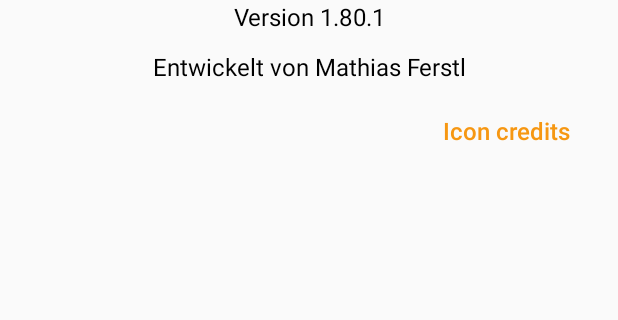
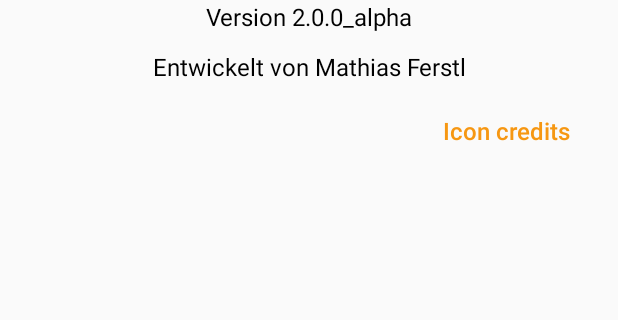
Before and after one commit to mjferstl/AppSolution, an Android app: the layout activity_about.xml on its own in the app's theme, with its tools: preview values and no code run, on a phone screen of 412 x 824 dp, the part 253-573 px from its top. Run offline under Robolectric (Android 15) with nearby library versions, the phone set to English and light mode, and no system bars.

Commit message:
changed version number

```diff
--- a/AppSolution/app/src/main/res/values/strings.xml
+++ b/AppSolution/app/src/main/res/values/strings.xml
@@ -81,7 +81,7 @@
     <string name="txt_cocktail_wasted_time_prep">Zutaten mit 3 Eiswürfeln im Shaker durchschütteln und in ein Longdrinkglas abseihen.</string>
     <string name="txt_cocktail_tequila_sunrise_prep">Tequila, Orangen- und Zitronensaft mit Eiswürfeln im Shaker gut schütteln und in ein mit Eis gefülltes Longdrinkglas abseihen. Grenadinesirup langsam darüber laufen lassen.</string>
     <string name="txt_cocktail_margarita_prep">Cocktailglas mit Salzrand versehen und vorkühlen. Zutaten in einen Shaker geben und gut schütteln. Inhalt ins Glas seihen.</string>
-    <string name="txt_cocktail_aphrodites_kiss_prep">Alle Zutaten mit 3-4 Eiswürfeln shaken. Grenadinesirup darüber gießen.</string>
+    <string name="txt_cocktail_aphrodites_kiss_prep">Alle Zutaten mit 3&#8211;4 Eiswürfeln shaken. Grenadinesirup darüber gießen.</string>
     <string name="txt_cocktail_black_russian_prep">In einen kleinen Tumbler mit Eiswürfeln erst Kahlúa und dann Wodka geben.</string>
     <string name="txt_cocktail_bloody_mary_prep">Alle Zutaten mit einigen Eiswürfeln im Shaker kräftig mixen. In ein Longdrinkglas oder Tumbler mit einigen Eiswürfeln abseihen.</string>
     <string name="txt_cocktail_harvey_wallbanger_prep">Wodka und Orangensaft in ein Longdrinkglas mit viel Eis geben. Galliano vorsichtig aufschwimmen lassen.</string>
@@ -117,7 +117,7 @@
     <!-- About -->
     <string name="title_activity_about_screen">Über AppSolution</string>
     <string name="about_text_app_name" translatable="false">AppSolution</string>
-    <string name="about_text_version" translatable="false">Version 1.80.1</string>
+    <string name="about_text_version" translatable="false">Version 2.0.0_alpha</string>
     <string name="about_developer">Entwickelt von Mathias Ferstl</string>
     <string name="about_thanks" translatable="false">Icons made by Freepik from www.flaticon.com</string>
 
```
